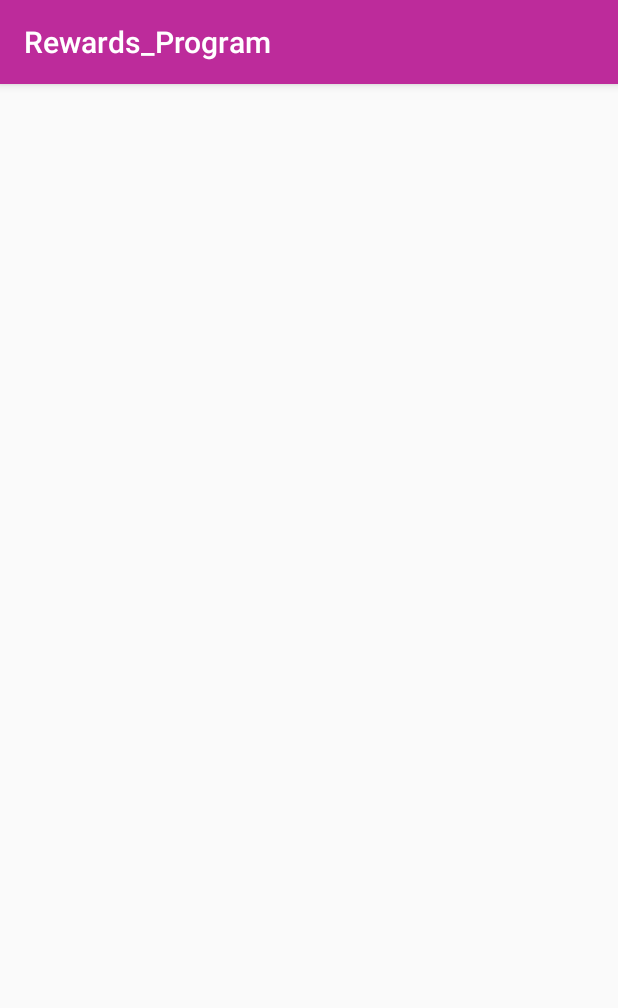
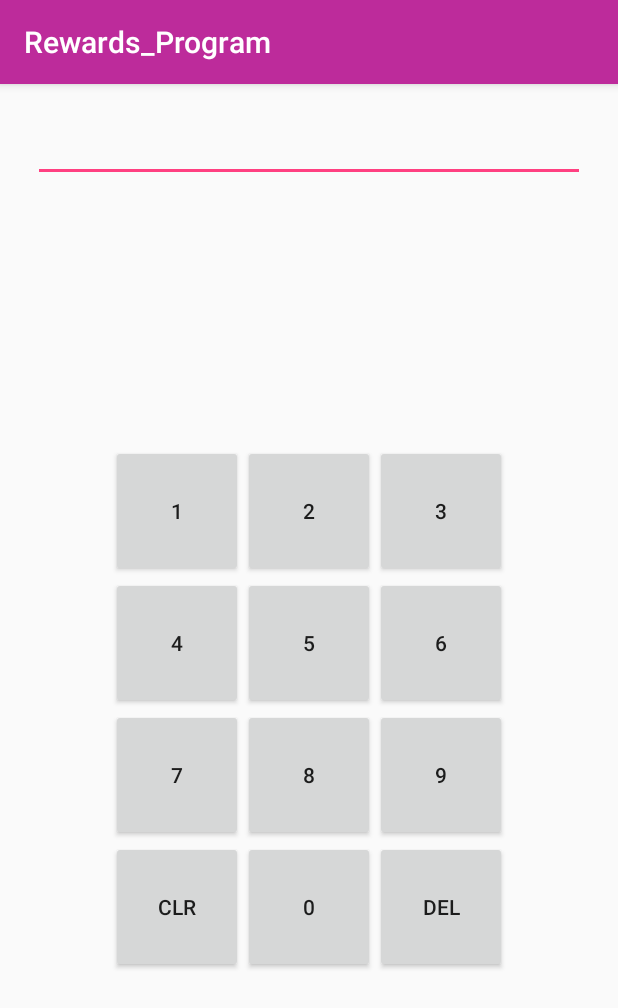
Before and after one commit to Yahiaseidi/Rewards_Program, an Android app: the EnterAlternateID screen opened directly, with no data from a screen before it, on a phone screen of 412 x 824 dp. Shown: the top 1008 px of the screen. Run offline under Robolectric (Android 15) with nearby library versions, the phone set to English and light mode, and no system bars.

Commit message:
Linked alternate ID button to a different activity and added a number pad.

```diff
--- a/app/src/main/res/layout/activity_enter_alternate_id.xml
+++ b/app/src/main/res/layout/activity_enter_alternate_id.xml
@@ -6,4 +6,98 @@
     android:layout_height="match_parent"
     tools:context="com.example.yahia.rewards_program.EnterAlternateID">
 
+
+    <EditText
+        android:layout_width="368dp"
+        android:layout_height="wrap_content"
+        android:id="@+id/editText"
+        android:editable="false"
+        android:layout_marginTop="8dp"
+        app:layout_constraintTop_toTopOf="parent"
+        app:layout_constraintBottom_toBottomOf="parent"
+        android:layout_marginBottom="8dp"
+        app:layout_constraintVertical_bias="0.017"
+        android:layout_marginLeft="8dp"
+        app:layout_constraintLeft_toLeftOf="parent"
+        android:layout_marginRight="8dp"
+        app:layout_constraintRight_toRightOf="parent" />
+
+    <GridLayout
+        android:layout_width="wrap_content"
+        android:layout_height="wrap_content"
+        android:columnCount="3"
+        android:layout_below="@+id/editText"
+        android:layout_marginRight="8dp"
+        app:layout_constraintRight_toRightOf="parent"
+        android:layout_marginLeft="8dp"
+        app:layout_constraintLeft_toLeftOf="parent"
+        android:layout_marginTop="8dp"
+        app:layout_constraintTop_toBottomOf="@+id/editText"
+        app:layout_constraintBottom_toBottomOf="parent"
+        android:layout_marginBottom="8dp"
+        android:id="@+id/gridLayout">
+
+        <Button
+            android:text="1"
+            android:id="@+id/n1"
+            android:layout_width="88dp"
+            android:layout_height="88dp"/>
+        <Button
+            android:text="2"
+            android:id="@+id/n2"
+            android:layout_width="88dp"
+            android:layout_height="88dp"/>
+        <Button
+            android:text="3"
+            android:id="@+id/n3"
+            android:layout_width="88dp"
+            android:layout_height="88dp"/>
+        <Button
+            android:text="4"
+            android:id="@+id/n4"
+            android:layout_width="88dp"
+            android:layout_height="88dp"/>
+        <Button
+            android:text="5"
+            android:id="@+id/n5"
+            android:layout_width="88dp"
+            android:layout_height="88dp"/>
+        <Button
+            android:text="6"
+            android:id="@+id/n6"
+            android:layout_width="88dp"
+            android:layout_height="88dp"/>
+        <Button
+            android:text="7"
+            android:id="@+id/n7"
+            android:layout_width="88dp"
+            android:layout_height="88dp"/>
+        <Button
+            android:text="8"
+            android:id="@+id/n8"
+            android:layout_width="88dp"
+            android:layout_height="88dp"/>
+        <Button
+            android:text="9"
+            android:id="@+id/n9"
+            android:layout_width="88dp"
+            android:layout_height="88dp"/>
+        <Button
+            android:text="clr"
+            android:id="@+id/clear"
+            android:layout_width="88dp"
+            android:layout_height="88dp"/>
+        <Button
+            android:text="0"
+            android:id="@+id/n0"
+            android:layout_width="88dp"
+            android:layout_height="88dp"/>
+        <Button
+            android:text="del"
+            android:id="@+id/delete"
+            android:layout_width="88dp"
+            android:layout_height="88dp"/>
+
+    </GridLayout>
+
 </android.support.constraint.ConstraintLayout>
```
